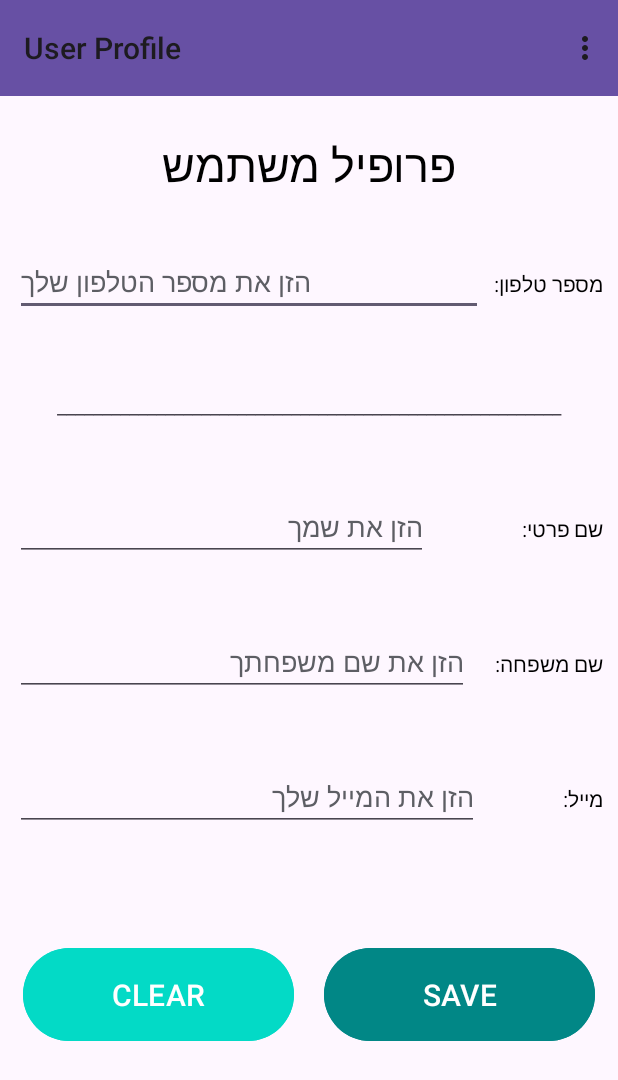
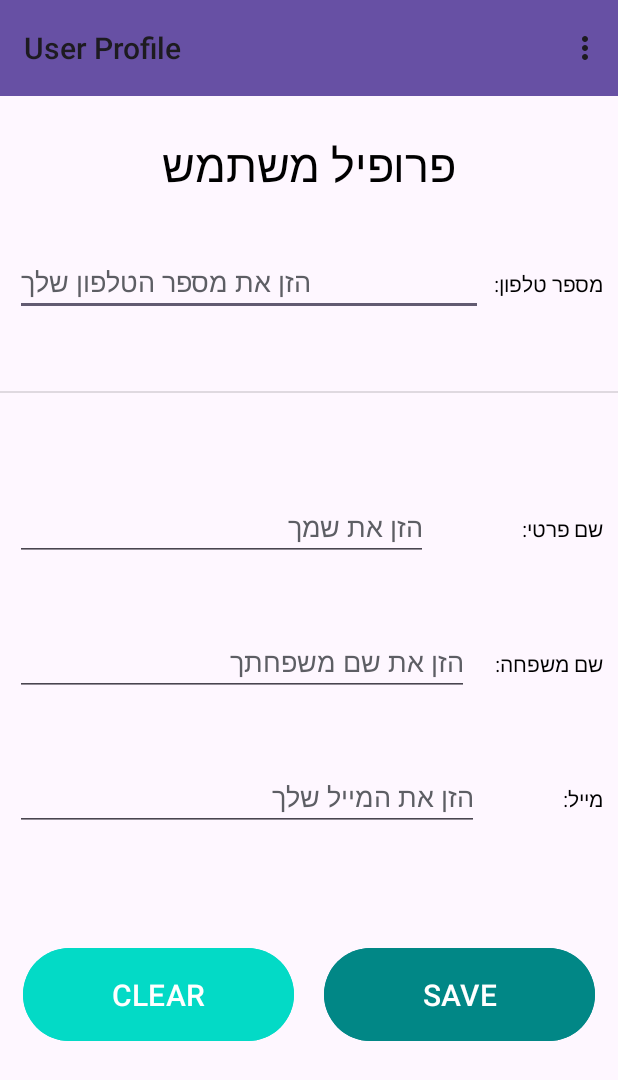
Before and after one commit to MichalBrook/MyTaxi, an Android app: the screen it shows after launch (OpeningActivity), on a phone screen of 412 x 824 dp. Shown: the top 1080 px of the screen. Run offline under Robolectric (Android 15) with nearby library versions, the phone set to English and light mode, and no system bars.

Commit message:
Replace lines with horizontal dividers

```diff
--- a/app/src/main/res/layout/activity_opening.xml
+++ b/app/src/main/res/layout/activity_opening.xml
@@ -67,12 +67,12 @@
         android:layout_height="68dp"
         android:orientation="vertical">
 
-        <TextView
-            android:id="@+id/textView24"
+        <View
+            android:id="@+id/divider2"
             android:layout_width="match_parent"
-            android:layout_height="41dp"
-            android:text="________________________________________________________"
-            android:textAlignment="center" />
+            android:layout_height="1dp"
+            android:background="?android:attr/listDivider" />
+
     </LinearLayout>
 
     <LinearLayout
```
Also changed, not shown: app/src/main/res/layout/activity_payment.xml (+5 -6 lines).
